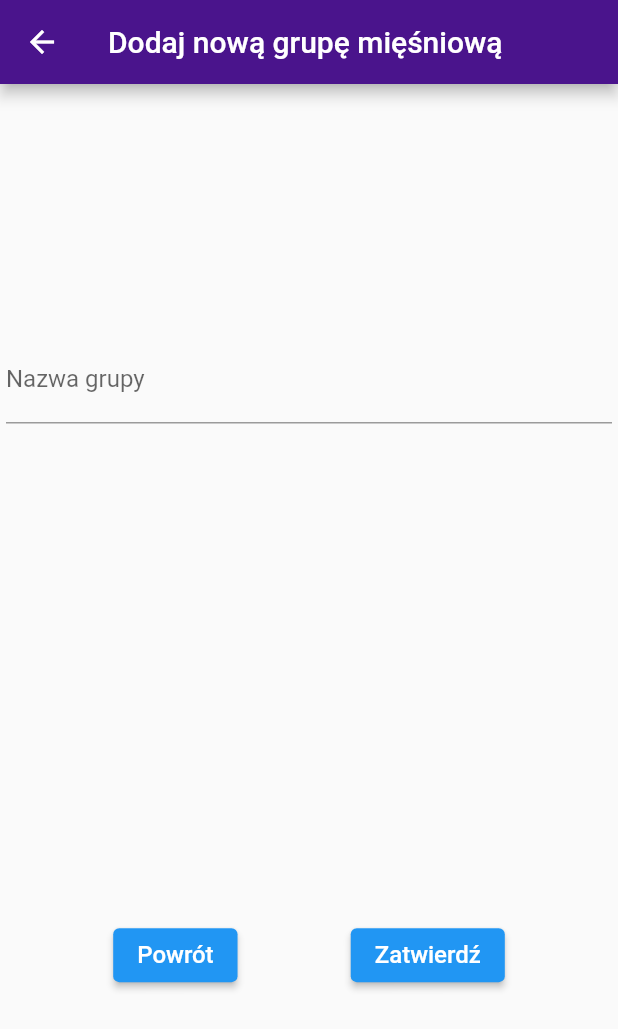
After one commit to kacpercwiklinski/Gym-scores-tracker, a Flutter app: the AddMuscleGroupView screen opened directly, on a phone screen of 412 x 824 dp. The commit adds this screen. Shown: the top 1029 px of the screen. Run offline on Flutter 3.47's test engine with Material 2 defaults, Android fonts, the phone set to English and light mode, and no system bars; our stand-ins replace sqflite; accounts and stored records are empty.

Commit message:
Added muscle groups views, adding new muscle group, delete muscle group

```diff
--- a/lib/src/data/repository/MuscleGroupRepository.dart
+++ b/lib/src/data/repository/MuscleGroupRepository.dart
@@ -1,13 +1,15 @@
 import 'package:gym_tracker/src/data/model/MuscleGroupModel.dart';
 
+import '../SQLiteDbProvider.dart';
 import 'BaseRepository.dart';
 
 class MuscleGroupRepository extends BaseRepository<MuscleGroupModel> {
   MuscleGroupRepository()
-      : super(table: "muscle_group", model: MuscleGroupModel());
+      : super(table: "muscle_groups", model: MuscleGroupModel());
 
   @override
   insert(MuscleGroupModel item) async {
+    var database = await SQLiteDbProvider.get.database;
     var id = await getNextId();
     final sqlQuery = "INSERT INTO $table (id, name) VALUES (?, ?)";
     final result = await database.rawInsert(sqlQuery, [id, item.name]);
--- a/lib/src/data/repository/UserRepository.dart
+++ b/lib/src/data/repository/UserRepository.dart
@@ -1,14 +1,14 @@
 import 'package:gym_tracker/src/data/repository/BaseRepository.dart';
 import 'package:gym_tracker/src/data/model/UserModel.dart';
 
-
 import '../SQLiteDbProvider.dart';
 
-class UserRepository extends BaseRepository<UserModel>{
+class UserRepository extends BaseRepository<UserModel> {
   UserRepository() : super(table: "users", model: UserModel());
 
   @override
   insert(UserModel item) async {
+    var database = await SQLiteDbProvider.get.database;
     var id = await getNextId();
 
     final sqlQuery = "INSERT INTO $table (id, name) VALUES (?, ?)";
--- a/lib/src/views/GymTrackerView.dart
+++ b/lib/src/views/GymTrackerView.dart
@@ -1,4 +1,5 @@
 import 'package:flutter/material.dart';
+import 'package:gym_tracker/src/data/SQLiteDbProvider.dart';
 import 'package:gym_tracker/src/data/model/UserModel.dart';
 import 'package:gym_tracker/src/data/repository/UserRepository.dart';
 import 'package:gym_tracker/src/views/AddUserView.dart';
@@ -15,6 +16,7 @@ class _GymTrackerState extends State<GymTracker> {
   UserRepository _userRepository = UserRepository();
 
   _GymTrackerState() {
+    SQLiteDbProvider.get.database.then((value) => null);
     _refreshUserList();
   }
 
--- a/lib/src/views/SettingsView.dart
+++ b/lib/src/views/SettingsView.dart
@@ -1,6 +1,6 @@
 import 'package:flutter/material.dart';
-import 'package:gym_tracker/src/views/Subviews/ExercisesSettingsSubview.dart';
-import 'package:gym_tracker/src/views/Subviews/MuscleGroupsSettingsSubview.dart';
+import 'package:gym_tracker/src/views/Subviews/ExercisesSettingsView.dart';
+import 'package:gym_tracker/src/views/Subviews/MuscleGroupsSettingsView.dart';
 
 class SettingsView extends StatefulWidget {
   @override
@@ -13,8 +13,8 @@ class _SettingsViewState extends State<SettingsView> {
   _SettingsViewState() {
       _settingsElements = List.from([
         SettingsElement("Cwiczenia", null,
-            () => openView(ExercisesSettingsSubview(), null)),
-        SettingsElement("Partie mięsni", null,
+            () => openView(ExercisesSettingsView(), null)),
+        SettingsElement("Grupy mięsniowe", null,
             () => openView(MuscleGroupSettingsView(), null)),
       ]);
   }
--- /dev/null
+++ b/lib/src/views/Subviews/AddMuscleGroupView.dart
@@ -0,0 +1,82 @@
+import 'package:flutter/material.dart';
+import 'package:gym_tracker/src/data/model/MuscleGroupModel.dart';
+import 'package:gym_tracker/src/data/repository/MuscleGroupRepository.dart';
+
+class AddMuscleGroupView extends StatefulWidget {
+  @override
+  _AddMuscleGroupViewState createState() => _AddMuscleGroupViewState();
+}
+
+class _AddMuscleGroupViewState extends State<AddMuscleGroupView> {
+  final _formKey = GlobalKey<FormState>();
+  final _muscleGroupsRepository = MuscleGroupRepository();
+
+  final _formController = TextEditingController();
+
+  @override
+  void dispose() {
+    _formController.dispose();
+    super.dispose();
+  }
+
+  @override
+  Widget build(BuildContext context) {
+    return Scaffold(
+      appBar: AppBar(
+        title: Text("Dodaj nową grupę mięśniową"),
+      ),
+      body: Form(
+        key: _formKey,
+        child: Column(
+          crossAxisAlignment: CrossAxisAlignment.center,
+          mainAxisAlignment: MainAxisAlignment.spaceAround,
+          children: <Widget>[
+            Padding(
+              padding: const EdgeInsets.all(4.0),
+              child: TextFormField(
+                controller: _formController,
+                decoration: InputDecoration(
+                    border: UnderlineInputBorder(), labelText: "Nazwa grupy"),
+                validator: (value) {
+                  if (value == null || value.isEmpty) {
+                    return "Nazwa grupy nie może być pusta.";
+                  }
+                  return null;
+                },
+              ),
+            ),
+            Row(
+              mainAxisAlignment: MainAxisAlignment.spaceEvenly,
+              children: [
+                ElevatedButton(
+                    onPressed: () {
+                      Navigator.pop(context);
+                    },
+                    child: Text(
+                      "Powrót",
+                      style: TextStyle(fontSize: 16.0),
+                    )),
+                ElevatedButton(
+                    onPressed: () async {
+                      if (_formKey.currentState.validate()) {
+                        MuscleGroupModel muscleGroup =
+                            MuscleGroupModel.name(_formController.text);
+                        await _muscleGroupsRepository
+                            .insert(muscleGroup); // TODO: Add error handling
+                        ScaffoldMessenger.of(context).showSnackBar(SnackBar(
+                            content: Text("Dodano nową grupe mięśniową!")));
+                      }
+                      Navigator.pop(context);
+                    },
+                    child: Text(
+                      "Zatwierdź",
+                      style: TextStyle(fontSize: 16.0),
+                    ))
+              ],
+            )
+          ],
+        ),
+      ),
+    );
+  }
+}
--- a/lib/src/views/Subviews/ExercisesSettingsSubview.dart
+++ b/lib/src/views/Subviews/ExercisesSettingsView.dart
@@ -1,11 +1,11 @@
 import 'package:flutter/material.dart';
 
-class ExercisesSettingsSubview extends StatefulWidget {
+class ExercisesSettingsView extends StatefulWidget {
   @override
-  _ExercisesSettingsSubviewState createState() => _ExercisesSettingsSubviewState();
+  _ExercisesSettingsViewState createState() => _ExercisesSettingsViewState();
 }
 
-class _ExercisesSettingsSubviewState extends State<ExercisesSettingsSubview> {
+class _ExercisesSettingsViewState extends State<ExercisesSettingsView> {
   @override
   Widget build(BuildContext context) {
     return Scaffold(
```
Also changed, not shown: lib/src/data/SQLiteDbProvider.dart (+20 -9 lines), lib/src/data/model/UserModel.dart (+7 -7 lines), lib/src/data/repository/BaseRepository.dart (+9 -11 lines), lib/src/views/Subviews/MuscleGroupsSettingsSubview.dart (deleted, +0 -22 lines), lib/src/views/Subviews/MuscleGroupsSettingsView.dart (added, +83 -0 lines).
